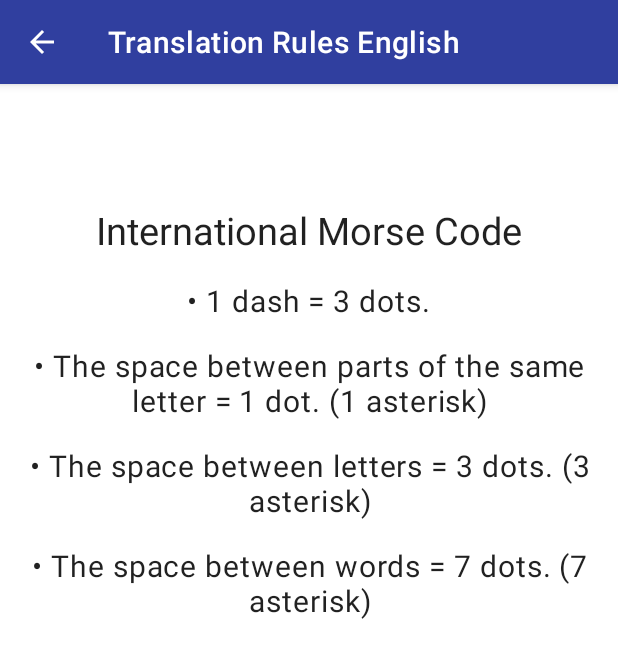
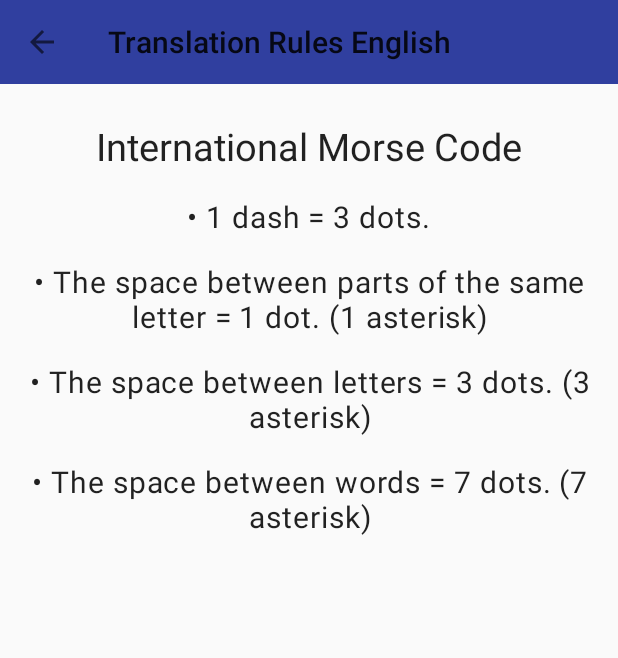
Before and after one commit to SergLam/MorseEncoderDecoder, an Android app: the TranslationRulesActivity screen opened directly, with no data from a screen before it, on a phone screen of 412 x 824 dp. Shown: the top 658 px of the screen. Run offline under Robolectric (Android 15) with nearby library versions, the phone set to English and light mode, and no system bars; our stand-ins replace Dagger/Hilt's generated code; 3 statements that could not run were skipped.

Commit message:
WIP - Layout Refactoring

```diff
--- a/app/src/main/kotlin/com/samurai/morseencoder/application/MorseApplication.kt
+++ b/app/src/main/kotlin/com/samurai/morseencoder/application/MorseApplication.kt
@@ -4,5 +4,4 @@ import android.app.Application
 import dagger.hilt.android.HiltAndroidApp
 
 @HiltAndroidApp
-class MorseApplication: Application() {
-}
+class MorseApplication: Application() {}
--- a/app/src/main/res/layout/activity_translation_rules.xml
+++ b/app/src/main/res/layout/activity_translation_rules.xml
@@ -1,6 +1,5 @@
 <?xml version="1.0" encoding="utf-8"?>
 <ScrollView xmlns:android="http://schemas.android.com/apk/res/android"
-    xmlns:app="http://schemas.android.com/apk/res-auto"
     xmlns:tools="http://schemas.android.com/tools"
     android:id="@+id/scrollView"
     android:layout_width="fill_parent"
@@ -11,14 +10,20 @@
         android:layout_width="match_parent"
         android:layout_height="wrap_content"
         android:gravity="center_horizontal"
-        android:padding="@dimen/root_element_margin"
         android:orientation="vertical">
 
         <include
+            android:id="@+id/toolbar_translation_rules"
             layout="@layout/toolbar_main"
-            android:id="@+id/toolbar_translation_rules"
             android:layout_width="match_parent"
-            android:layout_height="wrap_content"/>
+            android:layout_height="wrap_content" />
+
+        <LinearLayout
+            android:layout_width="match_parent"
+            android:layout_height="wrap_content"
+            android:gravity="center_horizontal"
+            android:orientation="vertical"
+            android:padding="@dimen/root_element_margin">
 
             <TextView
                 android:id="@+id/translation_rules_title"
@@ -26,7 +31,7 @@
                 android:layout_width="wrap_content"
                 android:layout_height="wrap_content"
                 android:layout_marginVertical="@dimen/default_vertical_margin"
-            android:text="@string/translation_title"/>
+                android:text="@string/translation_title" />
 
             <TextView
                 android:id="@+id/translation_dash_equal_dots_text"
@@ -35,7 +40,7 @@
                 android:layout_height="wrap_content"
                 android:layout_marginVertical="@dimen/default_vertical_margin"
                 android:gravity="center_horizontal"
-            android:text="@string/translation_dash_equal_dots"/>
+                android:text="@string/translation_dash_equal_dots" />
 
             <TextView
                 android:id="@+id/translation_space_text"
@@ -44,7 +49,7 @@
                 android:layout_height="wrap_content"
                 android:layout_marginVertical="@dimen/default_vertical_margin"
                 android:gravity="center_horizontal"
-            android:text="@string/translation_space"/>
+                android:text="@string/translation_space" />
 
             <TextView
                 android:id="@+id/translation_space_letters_text"
@@ -53,7 +58,7 @@
                 android:layout_height="wrap_content"
                 android:layout_marginVertical="@dimen/default_vertical_margin"
                 android:gravity="center_horizontal"
-            android:text="@string/translation_space_letters"/>
+                android:text="@string/translation_space_letters" />
 
             <TextView
                 android:id="@+id/translation_space_words_text"
@@ -62,17 +67,19 @@
                 android:layout_height="wrap_content"
                 android:layout_marginVertical="@dimen/default_vertical_margin"
                 android:gravity="center_horizontal"
-            android:text="@string/translation_space_words"/>
+                android:text="@string/translation_space_words" />
 
             <GridLayout
                 android:id="@+id/translation_alphabet_grid_layout"
                 android:layout_width="wrap_content"
                 android:layout_height="wrap_content"
+                android:layout_gravity="center_horizontal"
                 android:columnCount="2"
                 android:gravity="center"
-            android:layout_gravity="center_horizontal"
                 android:useDefaultMargins="true" />
 
         </LinearLayout>
 
+    </LinearLayout>
+
 </ScrollView>
--- a/app/src/main/res/layout/fragment_main_translation.xml
+++ b/app/src/main/res/layout/fragment_main_translation.xml
@@ -3,7 +3,7 @@
         xmlns:app="http://schemas.android.com/apk/res-auto"
         android:id="@+id/main_frame"
         android:layout_width="match_parent"
-    android:layout_height="match_parent"
+        android:layout_height="wrap_content"
         android:layout_gravity="center"
         android:padding="10dp">
 
@@ -50,7 +50,9 @@
             android:hint="@string/hint_code"
             android:minLines="3"
             android:inputType="textMultiLine"
-        android:maxLines="3" />
+            android:maxLines="3"
+            android:digits="*-. "
+            />
 
         <View
             android:id="@+id/view2"
--- a/app/src/main/res/layout/fragment_translation_rules.xml
+++ b/app/src/main/res/layout/fragment_translation_rules.xml
@@ -2,9 +2,9 @@
     xmlns:android="http://schemas.android.com/apk/res/android"
     xmlns:tools="http://schemas.android.com/tools"
     android:id="@+id/rules"
+    android:tag="rules"
     android:layout_width="match_parent"
     android:layout_height="match_parent"
-    android:tag="rules"
     android:layout_gravity="center"
     android:orientation="vertical">
 
--- a/app/src/main/res/layout/toolbar_main.xml
+++ b/app/src/main/res/layout/toolbar_main.xml
@@ -3,4 +3,4 @@
     xmlns:android="http://schemas.android.com/apk/res/android"
     android:layout_width="match_parent"
     android:layout_height="wrap_content"
-    android:background="@android:color/transparent"/>
+    android:background="@color/status_bar_background"/>
--- a/app/src/main/res/values/colors.xml
+++ b/app/src/main/res/values/colors.xml
@@ -2,6 +2,5 @@
 <resources>
     <color name="colorPrimary">#303F9F</color>
     <color name="colorPrimaryDark">#3700B3</color>
-    <color name="text_color">#000000</color>
     <color name="status_bar_background">#303F9F</color>
 </resources>
--- a/app/src/main/res/values/styles.xml
+++ b/app/src/main/res/values/styles.xml
@@ -1,14 +1,11 @@
 <resources>
 
     <!-- AppCompat application theme. -->
-    <style name="AppTheme" parent="Theme.MaterialComponents.DayNight.DarkActionBar">
+    <style name="AppTheme" parent="@style/Theme.MaterialComponents.DayNight.NoActionBar.Bridge">
         <!-- Customize your theme here. -->
         <item name="colorPrimary">@color/colorPrimary</item>
         <item name="colorPrimaryDark">@color/colorPrimaryDark</item>
         <item name="android:statusBarColor">@color/status_bar_background</item>
-    </style>
-
-    <style name="Theme.AppCompat.Light.NoActionBar.FullScreen" parent="@style/Theme.AppCompat.Light.NoActionBar">
         <item name="android:windowNoTitle">true</item>
         <item name="android:windowActionBar">false</item>
         <item name="android:windowFullscreen">true</item>
@@ -34,6 +31,7 @@
 
     <style name="ActionButtonStyle" parent="@style/Widget.MaterialComponents.Button">
         <item name="android:background">@drawable/rounded_button_shape</item>
+        <item name="android:textAppearance">@style/TextAppearance.MaterialComponents.Button</item>
     </style>
 
     <style name="SystemInputTextStyle"
```
Also changed, not shown: app/src/main/kotlin/com/samurai/morseencoder/fragments/translation/TranslationFragment.kt (+12 -40 lines). Lines whose indentation alone changed are shown as unchanged.
